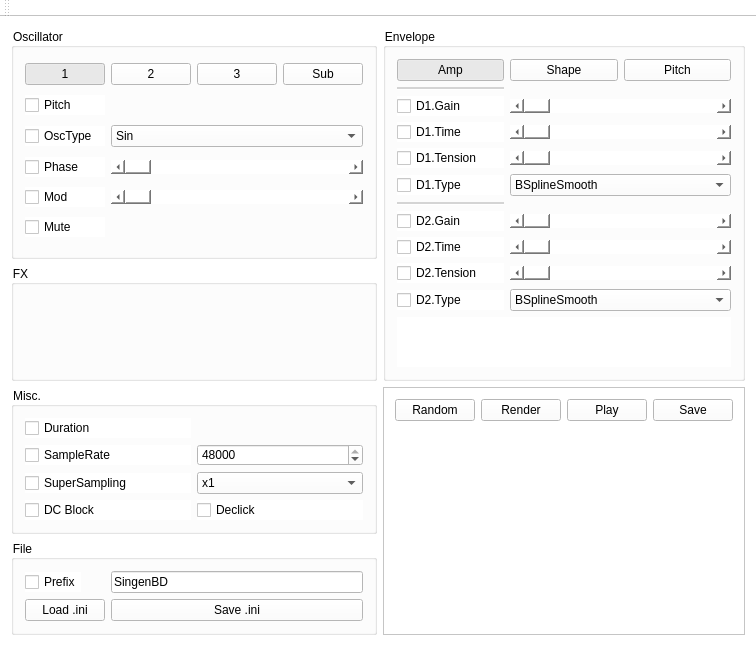
Qt form mainwindow.ui (ryukau/singenbd) before a commit.
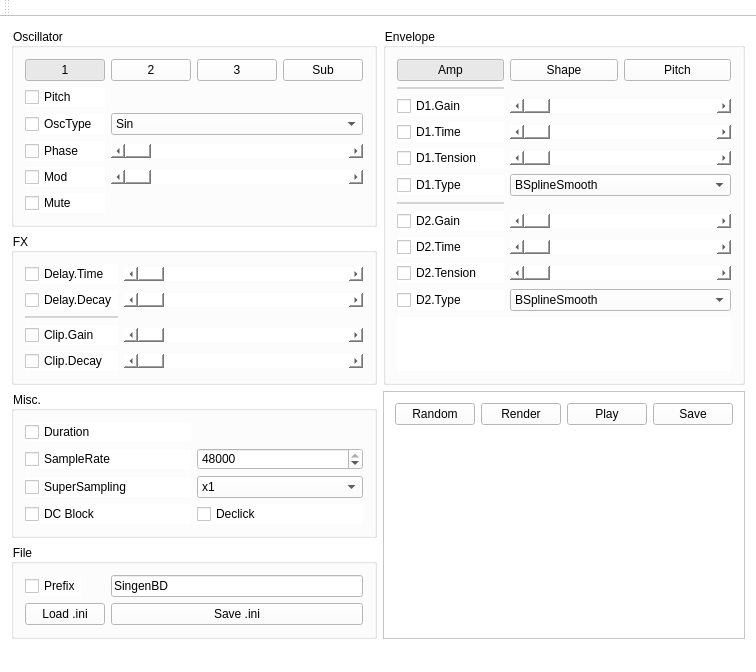
The same form after that commit. Custom widgets are drawn as their Qt base class.

Diff of the .ui file:
```diff
--- a/mainwindow.ui
+++ b/mainwindow.ui
@@ -7,7 +7,7 @@
     <x>0</x>
     <y>0</y>
     <width>700</width>
-    <height>607</height>
+    <height>585</height>
    </rect>
   </property>
   <property name="windowTitle">
@@ -396,7 +396,7 @@
           <enum>Qt::ActionsContextMenu</enum>
          </property>
          <property name="maximum">
-          <number>127</number>
+          <number>255</number>
          </property>
          <property name="pageStep">
           <number>1</number>
@@ -446,7 +446,7 @@
           <enum>Qt::ActionsContextMenu</enum>
          </property>
          <property name="maximum">
-          <number>127</number>
+          <number>255</number>
          </property>
          <property name="pageStep">
           <number>1</number>
@@ -487,6 +487,188 @@
       <property name="title">
        <string>FX</string>
       </property>
+      <layout class="QGridLayout" name="gridLayout_3">
+       <item row="0" column="0">
+        <widget class="QCheckBox" name="checkBoxDelayTime">
+         <property name="text">
+          <string>Delay.Time</string>
+         </property>
+        </widget>
+       </item>
+       <item row="0" column="1">
+        <widget class="QScrollBar" name="horizontalScrollBarDelayTime">
+         <property name="sizePolicy">
+          <sizepolicy hsizetype="Expanding" vsizetype="Fixed">
+           <horstretch>0</horstretch>
+           <verstretch>0</verstretch>
+          </sizepolicy>
+         </property>
+         <property name="minimumSize">
+          <size>
+           <width>0</width>
+           <height>0</height>
+          </size>
+         </property>
+         <property name="focusPolicy">
+          <enum>Qt::StrongFocus</enum>
+         </property>
+         <property name="contextMenuPolicy">
+          <enum>Qt::ActionsContextMenu</enum>
+         </property>
+         <property name="maximum">
+          <number>65535</number>
+         </property>
+         <property name="pageStep">
+          <number>1</number>
+         </property>
+         <property name="orientation">
+          <enum>Qt::Horizontal</enum>
+         </property>
+         <property name="invertedControls">
+          <bool>true</bool>
+         </property>
+        </widget>
+       </item>
+       <item row="1" column="0">
+        <widget class="QCheckBox" name="checkBoxDelayDecay">
+         <property name="text">
+          <string>Delay.Decay</string>
+         </property>
+        </widget>
+       </item>
+       <item row="1" column="1">
+        <widget class="QScrollBar" name="horizontalScrollBarDelayDecay">
+         <property name="sizePolicy">
+          <sizepolicy hsizetype="Expanding" vsizetype="Fixed">
+           <horstretch>0</horstretch>
+           <verstretch>0</verstretch>
+          </sizepolicy>
+         </property>
+         <property name="minimumSize">
+          <size>
+           <width>0</width>
+           <height>0</height>
+          </size>
+         </property>
+         <property name="focusPolicy">
+          <enum>Qt::StrongFocus</enum>
+         </property>
+         <property name="contextMenuPolicy">
+          <enum>Qt::ActionsContextMenu</enum>
+         </property>
+         <property name="maximum">
+          <number>255</number>
+         </property>
+         <property name="pageStep">
+          <number>1</number>
+         </property>
+         <property name="orientation">
+          <enum>Qt::Horizontal</enum>
+         </property>
+         <property name="invertedControls">
+          <bool>true</bool>
+         </property>
+        </widget>
+       </item>
+       <item row="2" column="0">
+        <widget class="Line" name="line_5">
+         <property name="styleSheet">
+          <string notr="true">color: rgb(212, 212, 212);</string>
+         </property>
+         <property name="frameShadow">
+          <enum>QFrame::Plain</enum>
+         </property>
+         <property name="lineWidth">
+          <number>2</number>
+         </property>
+         <property name="orientation">
+          <enum>Qt::Horizontal</enum>
+         </property>
+        </widget>
+       </item>
+       <item row="3" column="0">
+        <widget class="QCheckBox" name="checkBoxClipGain">
+         <property name="text">
+          <string>Clip.Gain</string>
+         </property>
+        </widget>
+       </item>
+       <item row="3" column="1">
+        <widget class="QScrollBar" name="horizontalScrollBarClipGain">
+         <property name="sizePolicy">
+          <sizepolicy hsizetype="Expanding" vsizetype="Fixed">
+           <horstretch>0</horstretch>
+           <verstretch>0</verstretch>
+          </sizepolicy>
+         </property>
+         <property name="minimumSize">
+          <size>
+           <width>0</width>
+           <height>0</height>
+          </size>
+         </property>
+         <property name="focusPolicy">
+          <enum>Qt::StrongFocus</enum>
+         </property>
+         <property name="contextMenuPolicy">
+          <enum>Qt::ActionsContextMenu</enum>
+         </property>
+         <property name="maximum">
+          <number>255</number>
+         </property>
+         <property name="pageStep">
+          <number>1</number>
+         </property>
+         <property name="orientation">
+          <enum>Qt::Horizontal</enum>
+         </property>
+         <property name="invertedControls">
+          <bool>true</bool>
+         </property>
+        </widget>
+       </item>
+       <item row="4" column="0">
+        <widget class="QCheckBox" name="checkBoxClipDecay">
+         <property name="text">
+          <string>Clip.Decay</string>
+         </property>
+        </widget>
+       </item>
+       <item row="4" column="1">
+        <widget class="QScrollBar" name="horizontalScrollBarClipDecay">
+         <property name="sizePolicy">
+          <sizepolicy hsizetype="Expanding" vsizetype="Fixed">
+           <horstretch>0</horstretch>
+           <verstretch>0</verstretch>
+          </sizepolicy>
+         </property>
+         <property name="minimumSize">
+          <size>
+           <width>0</width>
+           <height>0</height>
+          </size>
+         </property>
+         <property name="focusPolicy">
+          <enum>Qt::StrongFocus</enum>
+         </property>
+         <property name="contextMenuPolicy">
+          <enum>Qt::ActionsContextMenu</enum>
+         </property>
+         <property name="maximum">
+          <number>255</number>
+         </property>
+         <property name="pageStep">
+          <number>1</number>
+         </property>
+         <property name="orientation">
+          <enum>Qt::Horizontal</enum>
+         </property>
+         <property name="invertedControls">
+          <bool>true</bool>
+         </property>
+        </widget>
+       </item>
+      </layout>
      </widget>
     </item>
     <item row="0" column="1" rowspan="3">
```
Left out of the diff: 12 changed lines with no effect on the pictures.
